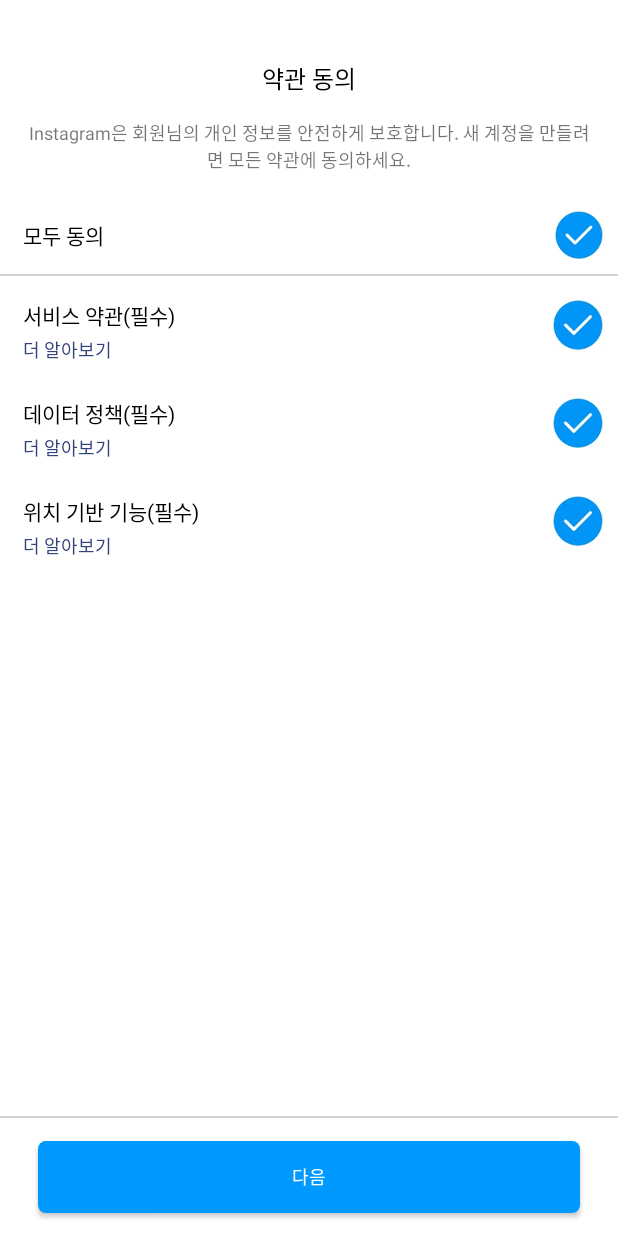
After one commit to JM2308/UMC-Android-Instagram-Clone-Coding, an Android app: the SignupAgreeActivity screen opened directly, with no data from a screen before it, on a phone screen of 412 x 824 dp. The commit adds this screen. Run offline under Robolectric (Android 15) with nearby library versions, the phone set to English and light mode, and no system bars.

Commit message:
Add Signup Activity ver2

```diff
--- a/app/src/main/AndroidManifest.xml
+++ b/app/src/main/AndroidManifest.xml
@@ -20,6 +20,8 @@
         <activity android:name=".MainActivity" />
         <activity android:name=".Login.SignupActivity" />
         <activity android:name=".Login.SignupBirthdayActivity" />
+        <activity android:name=".Login.SignupAgreeActivity" />
+        <activity android:name=".Login.SignupLastCheckActivity" />
         <activity android:name=".Home.DMActivity"
             android:exported="true" />
         <activity android:name=".Shop.WishListActivity"/>
--- /dev/null
+++ b/app/src/main/java/com/example/umc_android_instagram_clone_coding/Login/SignupAgreeActivity.kt
@@ -0,0 +1,23 @@
+package com.example.umc_android_instagram_clone_coding.Login
+
+import android.content.Intent
+import android.os.Bundle
+import androidx.appcompat.app.AppCompatActivity
+import com.example.umc_android_instagram_clone_coding.databinding.ActivitySignupAgreeBinding
+
+class SignupAgreeActivity: AppCompatActivity() {
+
+    lateinit var binding : ActivitySignupAgreeBinding
+
+    override fun onCreate(savedInstanceState: Bundle?) {
+        super.onCreate(savedInstanceState)
+
+        binding = ActivitySignupAgreeBinding.inflate(layoutInflater)
+
+        binding.signupAgreeNextBtn.setOnClickListener {
+            startActivity(Intent(this, SignupLastCheckActivity::class.java))
+        }
+
+        setContentView(binding.root)
+    }
+}
--- a/app/src/main/java/com/example/umc_android_instagram_clone_coding/Login/SignupBirthdayActivity.kt
+++ b/app/src/main/java/com/example/umc_android_instagram_clone_coding/Login/SignupBirthdayActivity.kt
@@ -1,5 +1,6 @@
 package com.example.umc_android_instagram_clone_coding.Login
 
+import android.content.Intent
 import android.os.Bundle
 import android.widget.DatePicker
 import androidx.appcompat.app.AppCompatActivity
@@ -14,6 +15,10 @@ class SignupBirthdayActivity: AppCompatActivity() {
 
         binding = ActivitySignupBirthdayBinding.inflate(layoutInflater)
 
+        binding.selectNextBtn.setOnClickListener {
+            startActivity(Intent(this, SignupAgreeActivity::class.java))
+        }
+
         setContentView(binding.root)
     }
 }
--- /dev/null
+++ b/app/src/main/java/com/example/umc_android_instagram_clone_coding/Login/SignupLastCheckActivity.kt
@@ -0,0 +1,18 @@
+package com.example.umc_android_instagram_clone_coding.Login
+
+import android.os.Bundle
+import androidx.appcompat.app.AppCompatActivity
+import com.example.umc_android_instagram_clone_coding.databinding.ActivitySignupLastCheckBinding
+
+class SignupLastCheckActivity : AppCompatActivity() {
+
+    lateinit var binding : ActivitySignupLastCheckBinding
+
+    override fun onCreate(savedInstanceState: Bundle?) {
+        super.onCreate(savedInstanceState)
+
+        binding = ActivitySignupLastCheckBinding.inflate(layoutInflater)
+
+        setContentView(binding.root)
+    }
+}
--- /dev/null
+++ b/app/src/main/res/layout/activity_signup_agree.xml
@@ -0,0 +1,197 @@
+<?xml version="1.0" encoding="utf-8"?>
+<androidx.constraintlayout.widget.ConstraintLayout xmlns:android="http://schemas.android.com/apk/res/android"
+    android:layout_width="match_parent"
+    android:layout_height="match_parent"
+    xmlns:app="http://schemas.android.com/apk/res-auto">
+
+    <TextView
+        android:id="@+id/signup_agree_title"
+        android:layout_width="wrap_content"
+        android:layout_height="wrap_content"
+        android:text="약관 동의"
+        android:textColor="@color/black"
+        android:textSize="16sp"
+        android:layout_marginTop="40dp"
+        app:layout_constraintTop_toTopOf="parent"
+        app:layout_constraintStart_toStartOf="parent"
+        app:layout_constraintEnd_toEndOf="parent" />
+
+    <TextView
+        android:id="@+id/signup_agree_text"
+        android:layout_width="match_parent"
+        android:layout_height="wrap_content"
+        android:text="Instagram은 회원님의 개인 정보를 안전하게 보호합니다. 새 계정을 만들려면 모든 약관에 동의하세요."
+        android:gravity="center"
+        android:textSize="12sp"
+        android:padding="15dp"
+        app:layout_constraintTop_toBottomOf="@id/signup_agree_title" />
+
+    <TextView
+        android:id="@+id/signup_agree_all"
+        android:layout_width="wrap_content"
+        android:layout_height="wrap_content"
+        android:text="모두 동의"
+        android:textColor="@color/black"
+        android:textSize="14sp"
+        android:padding="15dp"
+        app:layout_constraintTop_toBottomOf="@id/signup_agree_text"
+        app:layout_constraintStart_toStartOf="parent" />
+
+    <ImageView
+        android:id="@+id/signup_agree_all_btn"
+        android:layout_width="0dp"
+        android:layout_height="0dp"
+        android:background="@drawable/signup_check"
+        android:layout_margin="10dp"
+        app:layout_constraintDimensionRatio="1:1"
+        app:layout_constraintTop_toTopOf="@id/signup_agree_all"
+        app:layout_constraintBottom_toBottomOf="@id/signup_agree_all"
+        app:layout_constraintEnd_toEndOf="parent" />
+
+    <View
+        android:id="@+id/signup_agree_line"
+        android:layout_width="match_parent"
+        android:layout_height="1dp"
+        android:background="@color/gray"
+        app:layout_constraintTop_toBottomOf="@id/signup_agree_all"
+        app:layout_constraintStart_toStartOf="parent" />
+
+    <TextView
+        android:id="@+id/signup_agree_service"
+        android:layout_width="wrap_content"
+        android:layout_height="wrap_content"
+        android:text="서비스 약관(필수)"
+        android:textColor="@color/black"
+        android:textSize="14sp"
+        android:paddingTop="15dp"
+        android:paddingLeft="15dp"
+        app:layout_constraintTop_toBottomOf="@id/signup_agree_line"
+        app:layout_constraintStart_toStartOf="parent" />
+
+    <TextView
+        android:id="@+id/signup_agree_service_text"
+        android:layout_width="wrap_content"
+        android:layout_height="wrap_content"
+        android:text="더 알아보기"
+        android:textColor="@color/dark_blue"
+        android:textSize="12sp"
+        android:layout_marginTop="3dp"
+        android:layout_marginLeft="15dp"
+        android:paddingBottom="7dp"
+        app:layout_constraintTop_toBottomOf="@id/signup_agree_service"
+        app:layout_constraintStart_toStartOf="parent" />
+
+    <ImageView
+        android:id="@+id/signup_agree_service_btn"
+        android:layout_width="0dp"
+        android:layout_height="0dp"
+        android:background="@drawable/signup_check"
+        android:layout_marginTop="16dp"
+        android:layout_marginBottom="16dp"
+        android:layout_marginRight="10dp"
+        app:layout_constraintDimensionRatio="1:1"
+        app:layout_constraintTop_toTopOf="@id/signup_agree_service"
+        app:layout_constraintBottom_toBottomOf="@id/signup_agree_service_text"
+        app:layout_constraintEnd_toEndOf="parent" />
+
+    <TextView
+        android:id="@+id/signup_agree_data"
+        android:layout_width="wrap_content"
+        android:layout_height="wrap_content"
+        android:text="데이터 정책(필수)"
+        android:textColor="@color/black"
+        android:textSize="14sp"
+        android:paddingTop="15dp"
+        android:paddingLeft="15dp"
+        app:layout_constraintTop_toBottomOf="@id/signup_agree_service_text"
+        app:layout_constraintStart_toStartOf="parent" />
+
+    <TextView
+        android:id="@+id/signup_agree_data_text"
+        android:layout_width="wrap_content"
+        android:layout_height="wrap_content"
+        android:text="더 알아보기"
+        android:textColor="@color/dark_blue"
+        android:textSize="12sp"
+        android:layout_marginTop="3dp"
+        android:layout_marginLeft="15dp"
+        android:paddingBottom="7dp"
+        app:layout_constraintTop_toBottomOf="@id/signup_agree_data"
+        app:layout_constraintStart_toStartOf="parent" />
+
+    <ImageView
+        android:id="@+id/signup_agree_data_btn"
+        android:layout_width="0dp"
+        android:layout_height="0dp"
+        android:background="@drawable/signup_check"
+        android:layout_marginTop="16dp"
+        android:layout_marginBottom="16dp"
+        android:layout_marginRight="10dp"
+        app:layout_constraintDimensionRatio="1:1"
+        app:layout_constraintTop_toTopOf="@id/signup_agree_data"
+        app:layout_constraintBottom_toBottomOf="@id/signup_agree_data_text"
+        app:layout_constraintEnd_toEndOf="parent" />
+
+    <TextView
+        android:id="@+id/signup_agree_gps"
+        android:layout_width="wrap_content"
+        android:layout_height="wrap_content"
+        android:text="위치 기반 기능(필수)"
+        android:textColor="@color/black"
+        android:textSize="14sp"
+        android:paddingTop="15dp"
+        android:paddingLeft="15dp"
+        app:layout_constraintTop_toBottomOf="@id/signup_agree_data_text"
+        app:layout_constraintStart_toStartOf="parent" />
+
+    <TextView
+        android:id="@+id/signup_agree_gps_text"
+        android:layout_width="wrap_content"
+        android:layout_height="wrap_content"
+        android:text="더 알아보기"
+        android:textColor="@color/dark_blue"
+        android:textSize="12sp"
+        android:layout_marginTop="3dp"
+        android:layout_marginLeft="15dp"
+        android:paddingBottom="7dp"
+        app:layout_constraintTop_toBottomOf="@id/signup_agree_gps"
+        app:layout_constraintStart_toStartOf="parent" />
+
+    <ImageView
+        android:id="@+id/signup_agree_gps_btn"
+        android:layout_width="0dp"
+        android:layout_height="0dp"
+        android:background="@drawable/signup_check"
+        android:layout_marginTop="16dp"
+        android:layout_marginBottom="16dp"
+        android:layout_marginRight="10dp"
+        app:layout_constraintDimensionRatio="1:1"
+        app:layout_constraintTop_toTopOf="@id/signup_agree_gps"
+        app:layout_constraintBottom_toBottomOf="@id/signup_agree_gps_text"
+        app:layout_constraintEnd_toEndOf="parent" />
+
+    <View
+        android:layout_width="match_parent"
+        android:layout_height="1dp"
+        android:background="@color/gray"
+        android:layout_marginBottom="15dp"
+        app:layout_constraintBottom_toTopOf="@id/signup_agree_next_btn"
+        app:layout_constraintBottom_toBottomOf="parent"
+        app:layout_constraintStart_toStartOf="parent" />
+
+    <androidx.appcompat.widget.AppCompatButton
+        android:id="@+id/signup_agree_next_btn"
+        android:layout_width="match_parent"
+        android:layout_height="wrap_content"
+        android:text="다음"
+        android:textSize="12sp"
+        android:textColor="@color/white"
+        android:background="@drawable/round_border_blue"
+        android:layout_marginLeft="25dp"
+        android:layout_marginRight="25dp"
+        android:layout_marginBottom="15dp"
+        android:padding="12dp"
+        app:layout_constraintBottom_toBottomOf="parent"
+        app:layout_constraintStart_toStartOf="parent" />
+
+</androidx.constraintlayout.widget.ConstraintLayout>
--- /dev/null
+++ b/app/src/main/res/layout/activity_signup_last_check.xml
@@ -0,0 +1,59 @@
+<?xml version="1.0" encoding="utf-8"?>
+<androidx.constraintlayout.widget.ConstraintLayout xmlns:android="http://schemas.android.com/apk/res/android"
+    android:layout_width="match_parent"
+    android:layout_height="match_parent"
+    xmlns:app="http://schemas.android.com/apk/res-auto">
+
+    <LinearLayout
+        android:layout_width="wrap_content"
+        android:layout_height="wrap_content"
+        android:orientation="vertical"
+        android:gravity="center"
+        app:layout_constraintTop_toTopOf="parent"
+        app:layout_constraintBottom_toBottomOf="@id/signup_check_line"
+        app:layout_constraintStart_toStartOf="parent"
+        app:layout_constraintEnd_toEndOf="parent">
+
+        <TextView
+            android:layout_width="wrap_content"
+            android:layout_height="wrap_content"
+            android:text="~~님으로\n가입하시겠어요?"
+            android:textSize="18sp"
+            android:textColor="@color/black"
+            android:gravity="center" />
+
+        <TextView
+            android:layout_width="wrap_content"
+            android:layout_height="wrap_content"
+            android:text="나중에 언제든지 사용자 이름을 변경할 수 있습니다."
+            android:textSize="12sp"
+            android:layout_marginTop="10dp" />
+
+    </LinearLayout>
+
+    <View
+        android:id="@+id/signup_check_line"
+        android:layout_width="match_parent"
+        android:layout_height="1dp"
+        android:background="@color/gray"
+        android:layout_marginBottom="15dp"
+        app:layout_constraintBottom_toTopOf="@id/signup_check_signup_btn"
+        app:layout_constraintBottom_toBottomOf="parent"
+        app:layout_constraintStart_toStartOf="parent" />
+
+    <androidx.appcompat.widget.AppCompatButton
+        android:id="@+id/signup_check_signup_btn"
+        android:layout_width="match_parent"
+        android:layout_height="wrap_content"
+        android:text="가입하기"
+        android:textSize="12sp"
+        android:textColor="@color/white"
+        android:background="@drawable/round_border_blue"
+        android:layout_marginLeft="25dp"
+        android:layout_marginRight="25dp"
+        android:layout_marginBottom="15dp"
+        android:padding="12dp"
+        app:layout_constraintBottom_toBottomOf="parent"
+        app:layout_constraintStart_toStartOf="parent" />
+
+</androidx.constraintlayout.widget.ConstraintLayout>
```
Also changed, not shown: app/src/main/res/drawable/signup_check.png (added).
